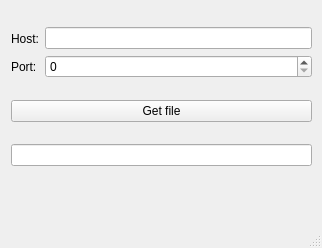
The window that Lesson_6/Task_1/Task1_Client/transferfileclient.ui (Septiemiy/NG_2024_Pashchenko_Danulo_Qt) describes before a commit, drawn with Qt 5.
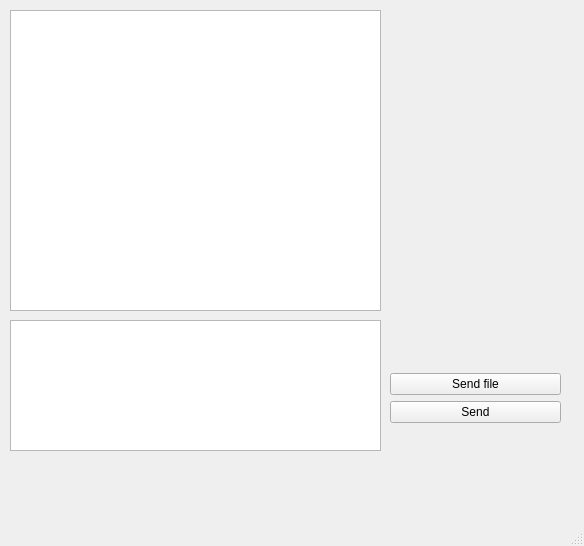
The same window after the commit. The open tabs and pages were chosen to show the change.

Commit message: Chat with send file

```diff
--- a/Lesson_6/Task_1/Task1_Client/transferfileclient.ui
+++ b/Lesson_6/Task_1/Task1_Client/transferfileclient.ui
@@ -6,23 +6,66 @@
    <rect>
     <x>0</x>
     <y>0</y>
-    <width>322</width>
-    <height>248</height>
+    <width>584</width>
+    <height>546</height>
    </rect>
   </property>
   <property name="windowTitle">
    <string>TransferFileClient</string>
   </property>
   <widget class="QWidget" name="centralwidget">
+   <widget class="QStackedWidget" name="stackedWidget">
+    <property name="geometry">
+     <rect>
+      <x>0</x>
+      <y>0</y>
+      <width>561</width>
+      <height>561</height>
+     </rect>
+    </property>
+    <property name="currentIndex">
+     <number>0</number>
+    </property>
+    <widget class="QWidget" name="p_login">
    <widget class="QWidget" name="">
     <property name="geometry">
      <rect>
-      <x>11</x>
-      <y>11</y>
-      <width>301</width>
-      <height>171</height>
-     </rect>
-    </property>
+        <x>2</x>
+        <y>-2</y>
+        <width>575</width>
+        <height>451</height>
+       </rect>
+      </property>
+      <layout class="QVBoxLayout" name="verticalLayout_5">
+       <item>
+        <spacer name="verticalSpacer_2">
+         <property name="orientation">
+          <enum>Qt::Vertical</enum>
+         </property>
+         <property name="sizeHint" stdset="0">
+          <size>
+           <width>20</width>
+           <height>40</height>
+          </size>
+         </property>
+        </spacer>
+       </item>
+       <item>
+        <layout class="QHBoxLayout" name="horizontalLayout_2">
+         <item>
+          <spacer name="horizontalSpacer">
+           <property name="orientation">
+            <enum>Qt::Horizontal</enum>
+           </property>
+           <property name="sizeHint" stdset="0">
+            <size>
+             <width>148</width>
+             <height>20</height>
+            </size>
+           </property>
+          </spacer>
+         </item>
+         <item>
     <layout class="QVBoxLayout" name="verticalLayout_3">
      <item>
       <layout class="QHBoxLayout" name="horizontalLayout">
@@ -31,7 +74,7 @@
          <item>
           <widget class="QLabel" name="label">
            <property name="text">
-            <string>Host:</string>
+                  <string>IP-address:</string>
            </property>
           </widget>
          </item>
@@ -59,14 +102,119 @@
      <item>
       <widget class="QPushButton" name="b_getFile">
        <property name="text">
-        <string>Get file</string>
+              <string>Login</string>
        </property>
       </widget>
      </item>
+          </layout>
+         </item>
      <item>
-      <widget class="QLineEdit" name="e_message"/>
-     </item>
-    </layout>
+          <spacer name="horizontalSpacer_2">
+           <property name="orientation">
+            <enum>Qt::Horizontal</enum>
+           </property>
+           <property name="sizeHint" stdset="0">
+            <size>
+             <width>168</width>
+             <height>20</height>
+            </size>
+           </property>
+          </spacer>
+         </item>
+        </layout>
+       </item>
+       <item>
+        <spacer name="verticalSpacer">
+         <property name="orientation">
+          <enum>Qt::Vertical</enum>
+         </property>
+         <property name="sizeHint" stdset="0">
+          <size>
+           <width>20</width>
+           <height>40</height>
+          </size>
+         </property>
+        </spacer>
+       </item>
+      </layout>
+     </widget>
+    </widget>
+    <widget class="QWidget" name="p_chat">
+     <widget class="QTextEdit" name="te_chat">
+      <property name="geometry">
+       <rect>
+        <x>10</x>
+        <y>10</y>
+        <width>371</width>
+        <height>301</height>
+       </rect>
+      </property>
+     </widget>
+     <widget class="QTextEdit" name="te_input">
+      <property name="geometry">
+       <rect>
+        <x>10</x>
+        <y>320</y>
+        <width>371</width>
+        <height>131</height>
+       </rect>
+      </property>
+     </widget>
+     <widget class="QWidget" name="verticalLayoutWidget">
+      <property name="geometry">
+       <rect>
+        <x>10</x>
+        <y>460</y>
+        <width>371</width>
+        <height>41</height>
+       </rect>
+      </property>
+      <layout class="QVBoxLayout" name="vl_statusFileBar"/>
+     </widget>
+     <widget class="QWidget" name="">
+      <property name="geometry">
+       <rect>
+        <x>390</x>
+        <y>12</y>
+        <width>171</width>
+        <height>411</height>
+       </rect>
+      </property>
+      <layout class="QVBoxLayout" name="verticalLayout_6">
+       <item>
+        <spacer name="verticalSpacer_3">
+         <property name="orientation">
+          <enum>Qt::Vertical</enum>
+         </property>
+         <property name="sizeHint" stdset="0">
+          <size>
+           <width>20</width>
+           <height>298</height>
+          </size>
+         </property>
+        </spacer>
+       </item>
+       <item>
+        <layout class="QVBoxLayout" name="verticalLayout_4">
+         <item>
+          <widget class="QPushButton" name="b_sendFile">
+           <property name="text">
+            <string>Send file</string>
+           </property>
+          </widget>
+         </item>
+         <item>
+          <widget class="QPushButton" name="b_send">
+           <property name="text">
+            <string>Send</string>
+           </property>
+          </widget>
+         </item>
+        </layout>
+       </item>
+      </layout>
+     </widget>
+    </widget>
    </widget>
   </widget>
   <widget class="QMenuBar" name="menubar">
```
Left out of the diff: 6 changed lines with no effect on the pictures. Lines whose indentation alone changed are shown as unchanged. The commit also changes 5 other files.
